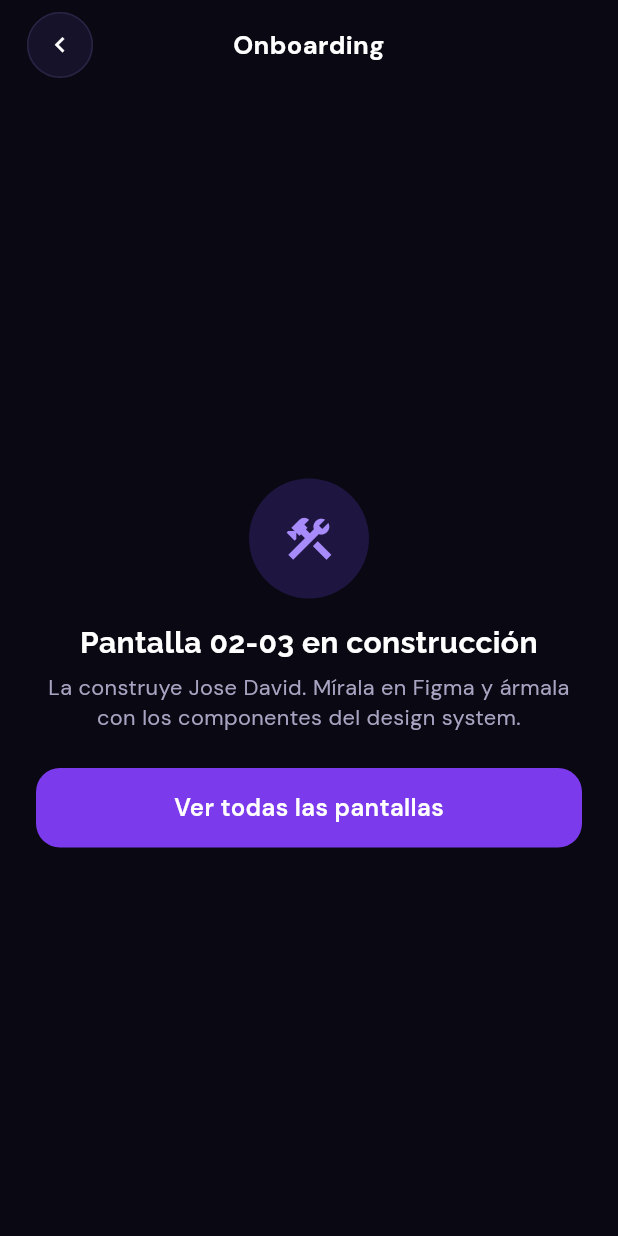
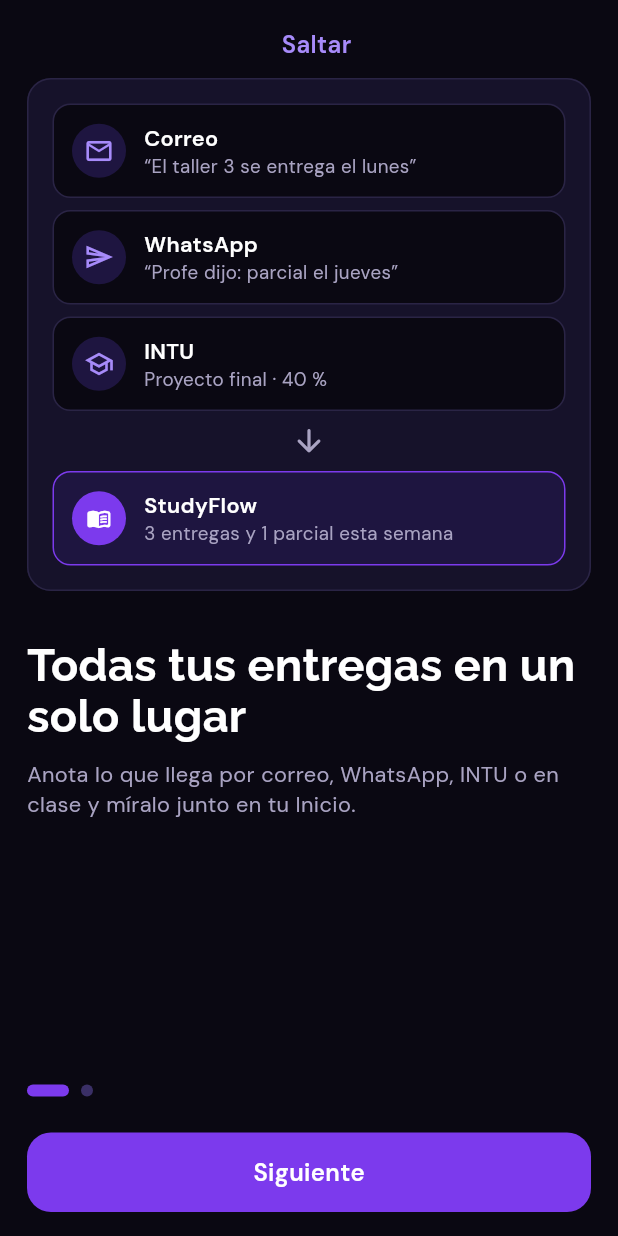
Before and after one commit to JmDavid1x/StudyFlow, a Flutter app: the screen it shows after launch, on a phone screen of 412 x 824 dp. Run offline on Flutter 3.47's test engine with Material 3 defaults, Android fonts, the phone set to English and light mode, and no system bars; our stand-ins replace google_fonts.

Commit message:
feat(acceso): onboarding de dos páginas con indicador
Página 1: todo lo que llega por correo, WhatsApp e INTU en un solo lugar.
Página 2: avisos y orden sugerido. Saltar y Crear cuenta van al registro.

```diff
--- a/lib/features/auth/auth_routes.dart
+++ b/lib/features/auth/auth_routes.dart
@@ -3,6 +3,7 @@ import 'package:flutter/widgets.dart';
 import 'package:studyflow/core/navigation/app_routes.dart';
 import 'package:studyflow/core/navigation/placeholder_screen.dart';
 import 'package:studyflow/core/navigation/team.dart';
+import 'package:studyflow/features/auth/ui/screens/onboarding_screen.dart';
 import 'package:studyflow/features/auth/ui/screens/splash_screen.dart';
 
 /// Rutas de Acceso (Jose David).
@@ -11,7 +12,7 @@ import 'package:studyflow/features/auth/ui/screens/splash_screen.dart';
 /// Solo tú editas este archivo, así no hay conflictos con el resto del equipo.
 final Map<String, WidgetBuilder> authRoutes = {
   AppRoutes.splash: (_) => const SplashScreen(),
-  AppRoutes.onboarding: (_) => const PlaceholderScreen(figma: '02-03', title: 'Onboarding', owner: Team.p1),
+  AppRoutes.onboarding: (_) => const OnboardingScreen(),
   AppRoutes.register: (_) => const PlaceholderScreen(figma: '04', title: 'Registro', owner: Team.p1),
   AppRoutes.login: (_) => const PlaceholderScreen(figma: '05', title: 'Iniciar sesión', owner: Team.p1),
   AppRoutes.forgotPassword: (_) => const PlaceholderScreen(figma: '06', title: 'Recuperar contraseña', owner: Team.p1),
--- /dev/null
+++ b/lib/features/auth/ui/screens/onboarding_screen.dart
@@ -0,0 +1,101 @@
+import 'package:flutter/material.dart';
+
+import 'package:studyflow/core/design_system/design_system.dart';
+import 'package:studyflow/core/navigation/app_routes.dart';
+import 'package:studyflow/features/auth/ui/widgets/onboarding_parts.dart';
+
+/// Onboarding (Figma 02 y 03): dos páginas que se deslizan. "Siguiente"
+/// avanza; en la última, "Crear cuenta" lleva al registro. "Saltar" va
+/// directo al registro.
+class OnboardingScreen extends StatefulWidget {
+  const OnboardingScreen({super.key});
+
+  @override
+  State<OnboardingScreen> createState() => _OnboardingScreenState();
+}
+
+class _OnboardingScreenState extends State<OnboardingScreen> {
+  static const _pageCount = 2;
+
+  final _controller = PageController();
+  int _page = 0;
+
+  bool get _isLast => _page == _pageCount - 1;
+
+  @override
+  void dispose() {
+    _controller.dispose();
+    super.dispose();
+  }
+
+  void _next() {
+    if (_isLast) {
+      Navigator.pushReplacementNamed(context, AppRoutes.register);
+      return;
+    }
+    _controller.nextPage(duration: const Duration(milliseconds: 280), curve: Curves.easeOut);
+  }
+
+  @override
+  Widget build(BuildContext context) {
+    return Scaffold(
+      body: SafeArea(
+        child: Column(
+          crossAxisAlignment: CrossAxisAlignment.stretch,
+          children: [
+            Padding(
+              padding: const EdgeInsets.fromLTRB(SfSpacing.screen, SfSpacing.xs, SfSpacing.xs, 0),
+              child: Align(
+                alignment: Alignment.centerRight,
+                child: SfButton(
+                  label: 'Saltar',
+                  variant: SfButtonVariant.ghost,
+                  expand: false,
+                  onPressed: () => Navigator.pushReplacementNamed(context, AppRoutes.register),
+                ),
+              ),
+            ),
+            Expanded(
+              child: PageView(
+                controller: _controller,
+                onPageChanged: (page) => setState(() => _page = page),
+                children: const [
+                  OnboardingPage(
+                    illustration: SourcesIllustration(),
+                    title: 'Todas tus entregas en un solo lugar',
+                    message: 'Anota lo que llega por correo, WhatsApp, INTU o en clase y míralo junto en tu Inicio.',
+                  ),
+                  OnboardingPage(
+                    illustration: RemindersIllustration(),
+                    title: 'Sabe qué hacer primero',
+                    message: 'Te avisamos antes de cada entrega y el asistente te sugiere por dónde empezar, '
+                        'sin chocar con tus clases.',
+                  ),
+                ],
+              ),
+            ),
+            Padding(
+              padding: const EdgeInsets.fromLTRB(SfSpacing.screen, SfSpacing.md, SfSpacing.screen, SfSpacing.md),
+              child: Column(
+                crossAxisAlignment: CrossAxisAlignment.stretch,
+                children: [
+                  PageDots(count: _pageCount, current: _page),
+                  const SizedBox(height: SfSpacing.lg),
+                  SfButton(label: _isLast ? 'Crear cuenta' : 'Siguiente', onPressed: _next),
+                  if (_isLast) ...[
+                    const SizedBox(height: SfSpacing.xxs),
+                    SfButton(
+                      label: 'Ya tengo cuenta',
+                      variant: SfButtonVariant.ghost,
+                      onPressed: () => Navigator.pushReplacementNamed(context, AppRoutes.login),
+                    ),
+                  ],
+                ],
+              ),
+            ),
+          ],
+        ),
+      ),
+    );
+  }
+}
--- /dev/null
+++ b/lib/features/auth/ui/widgets/onboarding_parts.dart
@@ -0,0 +1,212 @@
+import 'package:flutter/material.dart';
+
+import 'package:studyflow/core/design_system/design_system.dart';
+import 'package:studyflow/features/auth/ui/widgets/brand_mark.dart';
+
+/// Una página del onboarding: ilustración, título y mensaje.
+class OnboardingPage extends StatelessWidget {
+  const OnboardingPage({
+    super.key,
+    required this.illustration,
+    required this.title,
+    required this.message,
+  });
+
+  final Widget illustration;
+  final String title;
+  final String message;
+
+  @override
+  Widget build(BuildContext context) {
+    return SingleChildScrollView(
+      padding: const EdgeInsets.symmetric(horizontal: SfSpacing.screen),
+      child: Column(
+        crossAxisAlignment: CrossAxisAlignment.start,
+        children: [
+          illustration,
+          const SizedBox(height: SfSpacing.xl),
+          Text(title, style: SfTypography.display),
+          const SizedBox(height: SfSpacing.sm),
+          Text(message, style: SfTypography.body.copyWith(color: SfColors.textSecondary)),
+        ],
+      ),
+    );
+  }
+}
+
+/// Página 1 (Figma 02): lo que llega por correo, WhatsApp e INTU termina
+/// junto en StudyFlow.
+class SourcesIllustration extends StatelessWidget {
+  const SourcesIllustration({super.key});
+
+  @override
+  Widget build(BuildContext context) {
+    return const SfCard(
+      child: Column(
+        children: [
+          OnboardingRow(icon: Icons.mail_outline, title: 'Correo', subtitle: '“El taller 3 se entrega el lunes”'),
+          SizedBox(height: SfSpacing.xs),
+          OnboardingRow(icon: Icons.send_outlined, title: 'WhatsApp', subtitle: '“Profe dijo: parcial el jueves”'),
+          SizedBox(height: SfSpacing.xs),
+          OnboardingRow(icon: Icons.school_outlined, title: 'INTU', subtitle: 'Proyecto final · 40 %'),
+          Padding(
+            padding: EdgeInsets.symmetric(vertical: SfSpacing.xs),
+            child: Icon(Icons.arrow_downward_rounded, color: SfColors.textSecondary),
+          ),
+          OnboardingRow(
+            brand: true,
+            title: 'StudyFlow',
+            subtitle: '3 entregas y 1 parcial esta semana',
+          ),
+        ],
+      ),
+    );
+  }
+}
+
+/// Página 2 (Figma 03): avisos a tiempo y un orden sugerido para estudiar.
+class RemindersIllustration extends StatelessWidget {
+  const RemindersIllustration({super.key});
+
+  @override
+  Widget build(BuildContext context) {
+    return SfCard(
+      child: Column(
+        crossAxisAlignment: CrossAxisAlignment.stretch,
+        children: [
+          const OnboardingRow(
+            icon: Icons.notifications_none_rounded,
+            title: 'Mañana vence',
+            subtitle: 'Prototipo flujo principal · 11:59 p. m.',
+          ),
+          const SizedBox(height: SfSpacing.xs),
+          const OnboardingRow(
+            icon: Icons.schedule,
+            title: 'En 15 minutos',
+            subtitle: 'Bloque de estudio para el Parcial 2',
+          ),
+          const SizedBox(height: SfSpacing.md),
+          Text('Tu orden sugerido', style: SfTypography.label),
+          const SizedBox(height: SfSpacing.xs),
+          const _OrderRow(position: 1, title: 'Lectura capítulo 4', color: SfColors.warning),
+          const _OrderRow(position: 2, title: 'Taller 3: consultas SQL', color: SfColors.info),
+          const _OrderRow(position: 3, title: 'Prototipo flujo principal', color: SfColors.primaryLight),
+        ],
+      ),
+    );
+  }
+}
+
+/// Fila de la ilustración: ícono, título y una línea de detalle. Con [brand]
+/// se destaca como StudyFlow.
+class OnboardingRow extends StatelessWidget {
+  const OnboardingRow({
+    super.key,
+    required this.title,
+    required this.subtitle,
+    this.icon,
+    this.brand = false,
+  });
+
+  final IconData? icon;
+  final String title;
+  final String subtitle;
+  final bool brand;
+
+  @override
+  Widget build(BuildContext context) {
+    return Container(
+      padding: const EdgeInsets.all(SfSpacing.sm),
+      decoration: BoxDecoration(
+        color: brand ? SfColors.primarySoft : SfColors.background,
+        borderRadius: BorderRadius.circular(SfRadius.md),
+        border: Border.all(color: brand ? SfColors.primary : SfColors.border),
+      ),
+      child: Row(
+        children: [
+          if (brand)
+            const BrandMark(size: SfSpacing.xl + SfSpacing.xxs)
+          else
+            Container(
+              width: SfSpacing.xl + SfSpacing.xxs,
+              height: SfSpacing.xl + SfSpacing.xxs,
+              decoration: const BoxDecoration(color: SfColors.primarySoft, shape: BoxShape.circle),
+              child: Icon(icon, size: SfSpacing.md + SfSpacing.xxs, color: SfColors.primaryLight),
+            ),
+          const SizedBox(width: SfSpacing.sm),
+          Expanded(
+            child: Column(
+              crossAxisAlignment: CrossAxisAlignment.start,
+              children: [
+                Text(title, style: SfTypography.bodyStrong),
+                Text(subtitle, style: SfTypography.caption),
+              ],
+            ),
+          ),
+        ],
+      ),
+    );
+  }
+}
+
+class _OrderRow extends StatelessWidget {
+  const _OrderRow({required this.position, required this.title, required this.color});
+
+  final int position;
+  final String title;
+  final Color color;
+
+  @override
+  Widget build(BuildContext context) {
+    return Padding(
+      padding: const EdgeInsets.symmetric(vertical: SfSpacing.xxs),
+      child: Row(
+        children: [
+          Container(
+            width: SfSpacing.lg,
+            height: SfSpacing.lg,
+            alignment: Alignment.center,
+            decoration: BoxDecoration(
+              shape: BoxShape.circle,
+              border: Border.all(color: color, width: 1.5),
+            ),
+            child: Text('$position', style: SfTypography.caption.copyWith(color: color)),
+          ),
+          const SizedBox(width: SfSpacing.sm),
+          Expanded(child: Text(title, style: SfTypography.body)),
+        ],
+      ),
+    );
+  }
+}
+
+/// Indicador de páginas: la actual es una barra, las demás un punto.
+class PageDots extends StatelessWidget {
+  const PageDots({super.key, required this.count, required this.current});
+
+  final int count;
+  final int current;
+
+  @override
+  Widget build(BuildContext context) {
+    return Semantics(
+      label: 'Página ${current + 1} de $count',
+      child: Row(
+        children: [
+          for (var i = 0; i < count; i++)
+            AnimatedContainer(
+              duration: const Duration(milliseconds: 200),
+              curve: Curves.easeOut,
+              margin: const EdgeInsets.only(right: SfSpacing.xs),
+              width: i == current ? SfSpacing.xl - SfSpacing.xxs : SfSpacing.xs,
+              height: SfSpacing.xs,
+              decoration: BoxDecoration(
+                color: i == current ? SfColors.primary : SfColors.borderStrong,
+                borderRadius: BorderRadius.circular(SfRadius.sm),
+              ),
+            ),
+        ],
+      ),
+    );
+  }
+}
```
